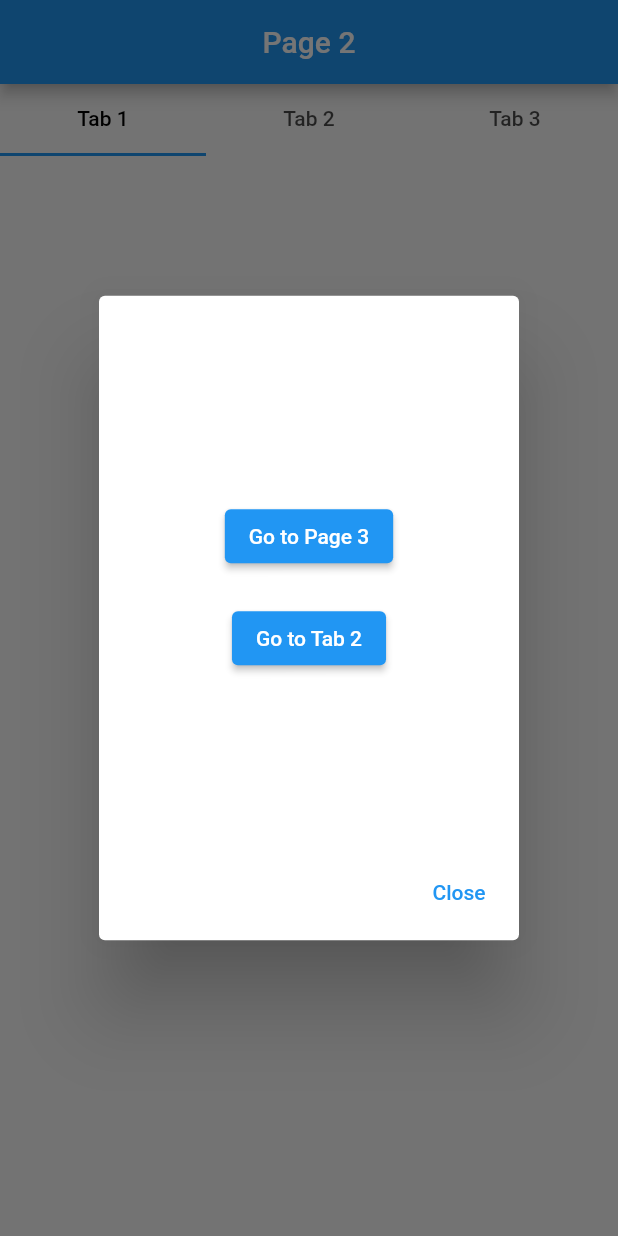
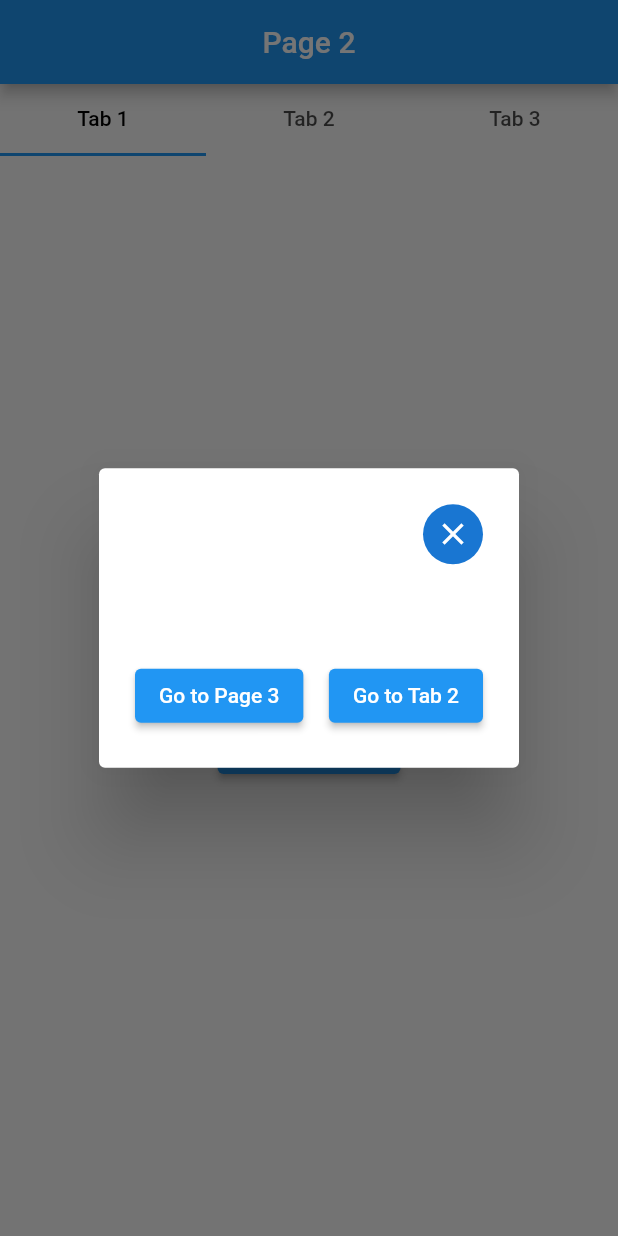
Before and after one commit to suresh161229/machine_test, a Flutter app: the Page2 screen opened by its route, after a tap on "Show Popup 1", on a phone screen of 412 x 824 dp. Run offline on Flutter 3.47's test engine with Material 2 defaults, Android fonts, the phone set to English and light mode, and no system bars; our stand-ins replace get.

Commit message:
changes made in the popup dialog

```diff
--- a/lib/pages/page2.dart
+++ b/lib/pages/page2.dart
@@ -19,12 +19,12 @@ class Page2 extends StatelessWidget {
         length: 3,
         child: Column(
           children: [
-            TabBar(
+            const TabBar(
               labelColor: Colors.black,
               tabs: [
-               const Tab(text: 'Tab 1'),
-               const Tab(text: 'Tab 2'),
-                const Tab(text: 'Tab 3'),
+               Tab(text: 'Tab 1'),
+               Tab(text: 'Tab 2'),
+                Tab(text: 'Tab 3'),
               ],
             ),
             Expanded(
@@ -33,28 +33,27 @@ class Page2 extends StatelessWidget {
                   Tab1(
                     widget: Column(
                       children: [
-                        Expanded(child: Text('')),
+                        const Expanded(child: Text('')),
                         Column(
                         children: [
 
                           ElevatedButton(onPressed: () {
                             Get.toNamed('/page3');
-                          }, child: Text('Go to Page 3')),
+                          }, child: const Text('Go to Page 3')),
                           const SizedBox(height: 20),
                           ElevatedButton(
                             onPressed: () {
                               Get.dialog(
                                 AlertDialog(
-                                  title: Text(''),
+                                  title: Container(
+                                    alignment: Alignment.topRight,
+                                    child:  CircleAvatar(
+                                      child: IconButton(onPressed: (){
+                                        Get.back();
+
+                                      }, icon: const Icon(Icons.close)),
+                                    )),
                                   content: Popup1(key: key),
-                                  actions: <Widget>[
-                                    TextButton(
-                                      onPressed: () {
-                                        Get.back(); // Close the dialog
-                                      },
-                                      child: Text('Close'),
-                                    ),
-                                  ],
                                 ),
                               );
                             },
@@ -62,11 +61,11 @@ class Page2 extends StatelessWidget {
                           ),
                         ],
                       ),
-                      Expanded(child: Text('')),
+                      const Expanded(child: Text('')),
                       ],
                     ),
                   ),
-                  Tab2(),
+                  const Tab2(),
                   Tab3(widget: Column(
         mainAxisAlignment: MainAxisAlignment.center,
         children: [
--- a/lib/popup1.dart
+++ b/lib/popup1.dart
@@ -9,10 +9,17 @@ class Popup1 extends StatelessWidget {
   Widget build(BuildContext context) {
     Size size = MediaQuery.of(context).size;
     return SizedBox(
-        height: size.height/3,
-        child: Center(
-          child: Column(
-            mainAxisAlignment: MainAxisAlignment.center,
+      height: size.height / 9,
+      child: Stack(
+        alignment: Alignment.topRight,
+        children: [
+          Column(
+            mainAxisAlignment: MainAxisAlignment.spaceBetween,
+            crossAxisAlignment: CrossAxisAlignment.end,
+            children: [
+              const Expanded(child: SizedBox()), // Empty SizedBox to occupy space
+              Row(
+                mainAxisAlignment: MainAxisAlignment.spaceBetween,
                 children: [
                   ElevatedButton(
                     onPressed: () {
@@ -20,25 +27,22 @@ class Popup1 extends StatelessWidget {
                     },
                     child: const Text('Go to Page 3'),
                   ),
-              const SizedBox(height: 20),
                   ElevatedButton(
                     onPressed: () {
                        Get.back(); // Close the popup
-                  Get.off(() => Page2(
+                      Get.until(ModalRoute.withName('/')); // Close until the dialog
+                      Get.offAll(() => Page2(
                         index: 1,
                       )); // Navigate to the second tab
                     },
                     child: const Text('Go to Tab 2'),
                   ),
-              const SizedBox(height: 20),
-              // ElevatedButton(
-              //   onPressed: () {
-              //     Get.back();
-              //   },
-              //   child: const Text('Close'),
-              // ),
                 ],
               ),
+            ],
+          ),
+
+        ],
       ),
     );
   }
```
Also changed, not shown: 1 other file. Lines whose indentation alone changed are shown as unchanged.
